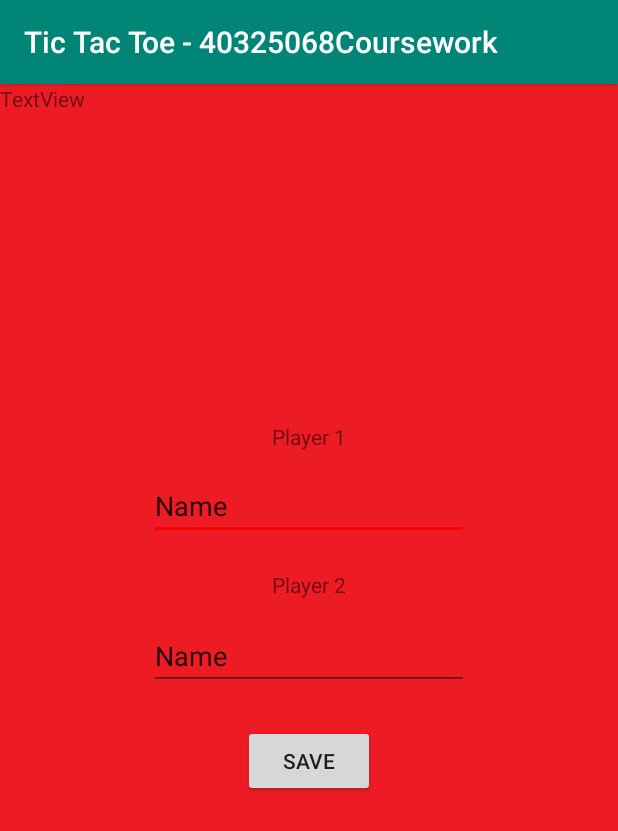
After one commit to Adam110001/Java-Android-Tic-Tac-Toe-Mobile-Application, an Android app: the ActivitySixGetPlayerInfo screen opened directly, with no data from a screen before it, on a phone screen of 412 x 824 dp. The commit adds this screen. Shown: the top 831 px of the screen. Run offline under Robolectric (Android 15) with nearby library versions, the phone set to English and light mode, and no system bars.

Commit message:
Problems with db

```diff
--- a/app/src/main/AndroidManifest.xml
+++ b/app/src/main/AndroidManifest.xml
@@ -9,7 +9,8 @@
         android:roundIcon="@mipmap/ic_launcher_round"
         android:supportsRtl="true"
         android:theme="@style/AppTheme">
-        <activity android:name=".ActivityFiveCheckScore"></activity>
+        <activity android:name=".ActivitySixGetPlayerInfo"></activity>
+        <activity android:name=".ActivityFiveCheckScore" />
         <activity android:name=".AcitivityFourStatistics" />
         <activity android:name=".ActivityThree" />
         <activity android:name=".ActivityTwo" />
--- /dev/null
+++ b/app/src/main/java/AdamDovciak/napier/ac/uk/ActivitySixGetPlayerInfo.java
@@ -0,0 +1,45 @@
+package AdamDovciak.napier.ac.uk;
+
+import android.content.DialogInterface;
+import android.content.Intent;
+import android.os.Build;
+import android.support.v7.app.AlertDialog;
+import android.support.v7.app.AppCompatActivity;
+import android.os.Bundle;
+import android.view.View;
+import android.widget.EditText;
+import android.widget.TextView;
+
+import org.w3c.dom.Text;
+
+import java.util.Timer;
+import java.util.TimerTask;
+
+public class ActivitySixGetPlayerInfo extends AppCompatActivity implements View.OnClickListener {
+
+    private DatabaseManipulator dm;
+
+    @Override
+    protected void onCreate(Bundle savedInstanceState) {
+        super.onCreate(savedInstanceState);
+        setContentView(R.layout.activity_six_get_player_info);
+
+        View saveButton = findViewById(R.id.save_button);
+        saveButton.setOnClickListener(this);
+    }
+
+
+    public void onClick(View v) {
+        switch (v.getId()) {
+            case R.id.save_button:
+                String namePlayer1 = ((EditText) findViewById(R.id.add_name_player_1)).getText().toString();
+                String namePlayer2 = ((EditText) findViewById(R.id.add_name_player_2)).getText().toString();
+                String scorePlayer1 = (findViewById(R.id.text_view_points2)).toString();
+                String scorePlayer2 = (findViewById(R.id.text_view_points2)).toString();
+                this.dm = new DatabaseManipulator(this);
+                this.dm.insert(namePlayer1, scorePlayer1, namePlayer2, scorePlayer2);
+
+                break;
+        }
+    }
+}
--- a/app/src/main/java/AdamDovciak/napier/ac/uk/ActivityTwo.java
+++ b/app/src/main/java/AdamDovciak/napier/ac/uk/ActivityTwo.java
@@ -16,8 +16,8 @@ public class ActivityTwo extends AppCompatActivity implements View.OnClickListen
 
     private int roundCount;
 
-    private int player1Points;
-    private int player2Points;
+    public int player1Points;
+    public int player2Points;
 
     private TextView textViewPlayer1;
     private TextView textViewPlayer2;
--- a/app/src/main/res/layout/activity_avitivity_four_statistics.xml
+++ b/app/src/main/res/layout/activity_avitivity_four_statistics.xml
@@ -11,6 +11,11 @@
         android:layout_height="wrap_content"
         android:textSize="20dp"
         android:text="Players Score:" />
+
+    <TextView
+        android:id="@+id/check_selection"
+        android:layout_width="fill_parent"
+        android:layout_height="wrap_content" />
 
     <ListView
         android:id="@android:id/list"
--- a/app/src/main/res/layout/activity_five_check_score.xml
+++ b/app/src/main/res/layout/activity_five_check_score.xml
@@ -15,6 +15,7 @@
         android:layout_marginTop="24dp"
         android:layout_marginBottom="567dp"
         android:text="Yes"
+        android:onClick="yesButtonPressed"
         app:layout_constraintBottom_toBottomOf="parent"
         app:layout_constraintStart_toStartOf="parent"
         app:layout_constraintTop_toTopOf="parent"
@@ -29,6 +30,7 @@
         android:layout_marginEnd="97dp"
         android:layout_marginBottom="567dp"
         android:text="No"
+        android:onClick="noButtonPressed"
         app:layout_constraintBottom_toBottomOf="parent"
         app:layout_constraintEnd_toEndOf="parent"
         app:layout_constraintHorizontal_bias="0.0"
--- /dev/null
+++ b/app/src/main/res/layout/activity_six_get_player_info.xml
@@ -0,0 +1,83 @@
+<?xml version="1.0" encoding="utf-8"?>
+<android.support.constraint.ConstraintLayout xmlns:android="http://schemas.android.com/apk/res/android"
+    xmlns:app="http://schemas.android.com/apk/res-auto"
+    xmlns:tools="http://schemas.android.com/tools"
+    android:layout_width="match_parent"
+    android:layout_height="match_parent"
+    tools:context=".ActivitySixGetPlayerInfo"
+    android:background="@drawable/background1">
+
+    <TextView
+        android:id="@+id/textView3"
+        android:layout_width="wrap_content"
+        android:layout_height="wrap_content"
+        android:layout_marginStart="180dp"
+        android:layout_marginTop="225dp"
+        android:layout_marginEnd="180dp"
+        android:text="@string/player_1"
+        app:layout_constraintEnd_toEndOf="parent"
+        app:layout_constraintStart_toStartOf="parent"
+        app:layout_constraintTop_toTopOf="parent" />
+
+    <TextView
+        android:id="@+id/textView4"
+        android:layout_width="wrap_content"
+        android:layout_height="wrap_content"
+        android:layout_marginStart="180dp"
+        android:layout_marginTop="20dp"
+        android:layout_marginEnd="180dp"
+        android:text="@string/player_2"
+        app:layout_constraintEnd_toEndOf="parent"
+        app:layout_constraintStart_toStartOf="parent"
+        app:layout_constraintTop_toBottomOf="@+id/add_name_player_1" />
+
+    <EditText
+        android:id="@+id/add_name_player_1"
+        android:layout_width="wrap_content"
+        android:layout_height="wrap_content"
+        android:layout_marginStart="99dp"
+        android:layout_marginTop="14dp"
+        android:layout_marginEnd="99dp"
+        android:ems="10"
+        android:inputType="textPersonName"
+        android:text="Name"
+        app:layout_constraintEnd_toEndOf="parent"
+        app:layout_constraintStart_toStartOf="parent"
+        app:layout_constraintTop_toBottomOf="@+id/textView3" />
+
+    <EditText
+        android:id="@+id/add_name_player_2"
+        android:layout_width="wrap_content"
+        android:layout_height="wrap_content"
+        android:layout_marginStart="99dp"
+        android:layout_marginTop="15dp"
+        android:layout_marginEnd="99dp"
+        android:ems="10"
+        android:inputType="textPersonName"
+        android:text="Name"
+        app:layout_constraintEnd_toEndOf="parent"
+        app:layout_constraintStart_toStartOf="parent"
+        app:layout_constraintTop_toBottomOf="@+id/textView4" />
+
+    <Button
+        android:id="@+id/save_button"
+        android:layout_width="wrap_content"
+        android:layout_height="wrap_content"
+        android:layout_marginStart="161dp"
+        android:layout_marginTop="23dp"
+        android:layout_marginEnd="162dp"
+        android:onClick="saveButtonPressed"
+        android:text="@string/save"
+        app:layout_constraintEnd_toEndOf="parent"
+        app:layout_constraintStart_toStartOf="parent"
+        app:layout_constraintTop_toBottomOf="@+id/add_name_player_2" />
+
+    <TextView
+        android:id="@+id/textView5"
+        android:layout_width="wrap_content"
+        android:layout_height="wrap_content"
+        android:text="TextView"
+        tools:layout_editor_absoluteX="68dp"
+        tools:layout_editor_absoluteY="74dp" />
+
+</android.support.constraint.ConstraintLayout>
--- a/app/src/main/res/values/strings.xml
+++ b/app/src/main/res/values/strings.xml
@@ -14,4 +14,9 @@
     <string name="menu">Menu</string>
 
     <string name="saveScoresQuestion">Would you like to save scores?</string>
+
+    <string name="save">Save</string>
+
+    <string name="addNextDialogMessage">Thanks for playing!</string>
+
 </resources>
```
Also changed, not shown: app/src/main/java/AdamDovciak/napier/ac/uk/AcitivityFourStatistics.java (+40 -1 lines), app/src/main/java/AdamDovciak/napier/ac/uk/ActivityFiveCheckScore.java (+12 -0 lines), app/src/main/java/AdamDovciak/napier/ac/uk/DatabaseManipulator.java (+7 -5 lines), 1 other file.
